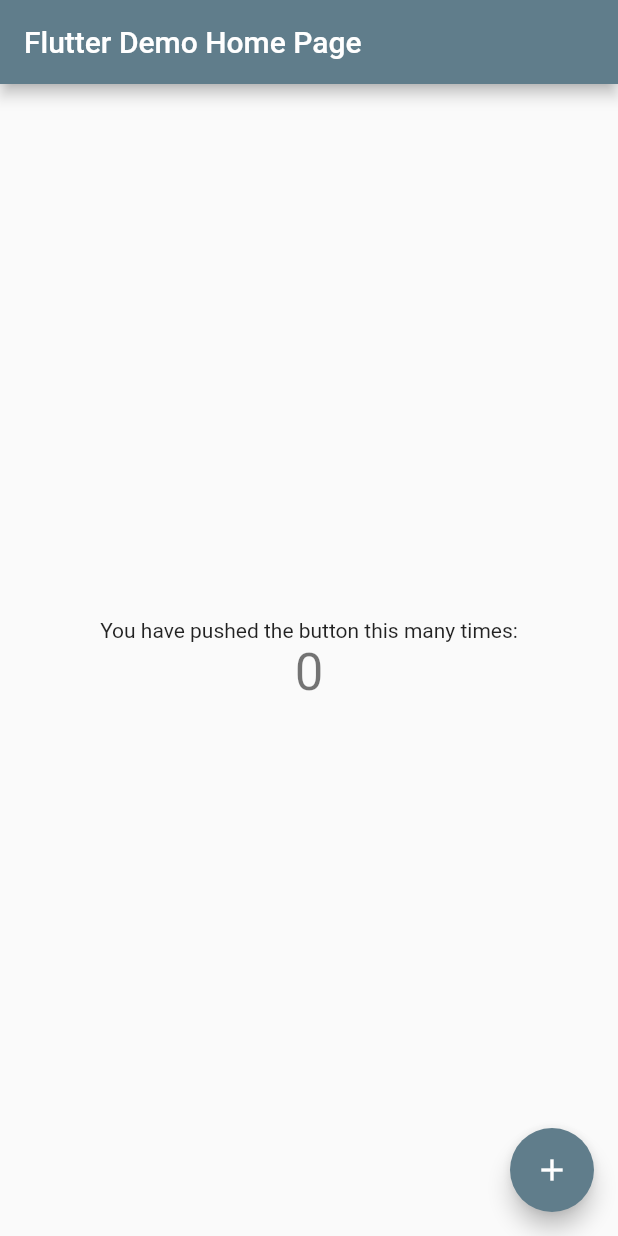
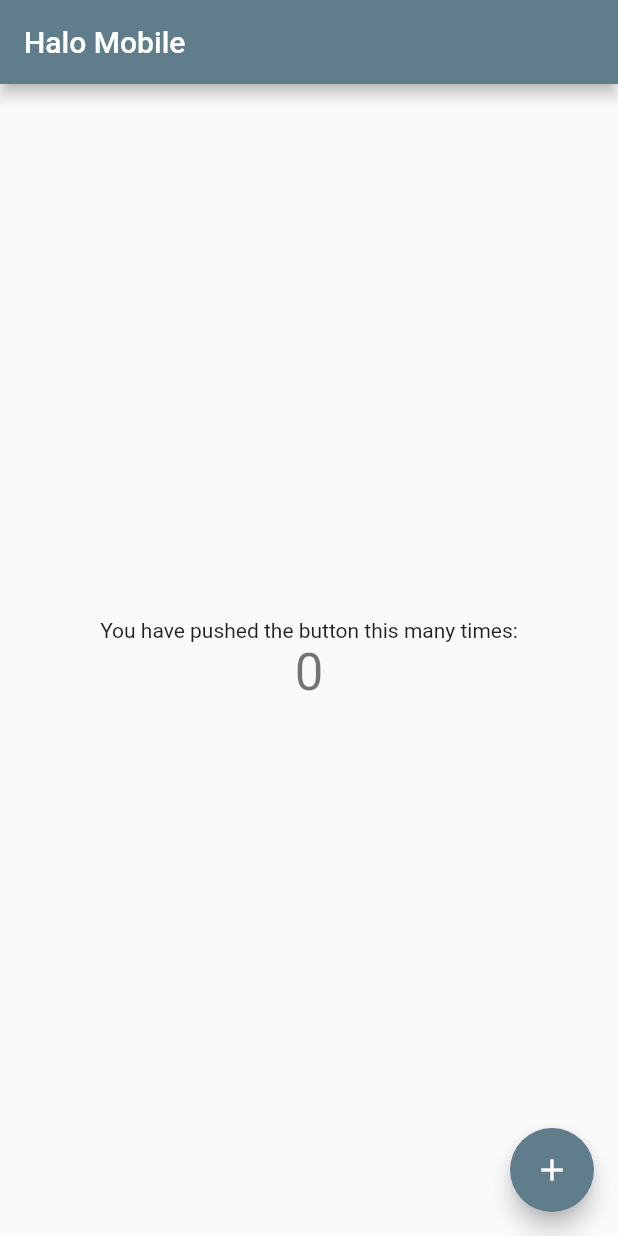
Before and after one commit to polinema-mobile/praktikum-02-layout-web-bola-siubie, a Flutter app: the screen it shows after launch, on a phone screen of 412 x 824 dp. Run offline on Flutter 3.47's test engine with Material 2 defaults, Android fonts, the phone set to English and light mode, and no system bars.

Commit message:
Ganti Judul App

```diff
--- a/lib/main.dart
+++ b/lib/main.dart
@@ -13,7 +13,7 @@ class MyApp extends StatelessWidget {
       theme: ThemeData(
         primarySwatch: Colors.blueGrey,
       ),
-      home: MyHomePage(title: 'Flutter Demo Home Page'),
+      home: MyHomePage(title: 'Halo Mobile'),
     );
   }
 }
```
